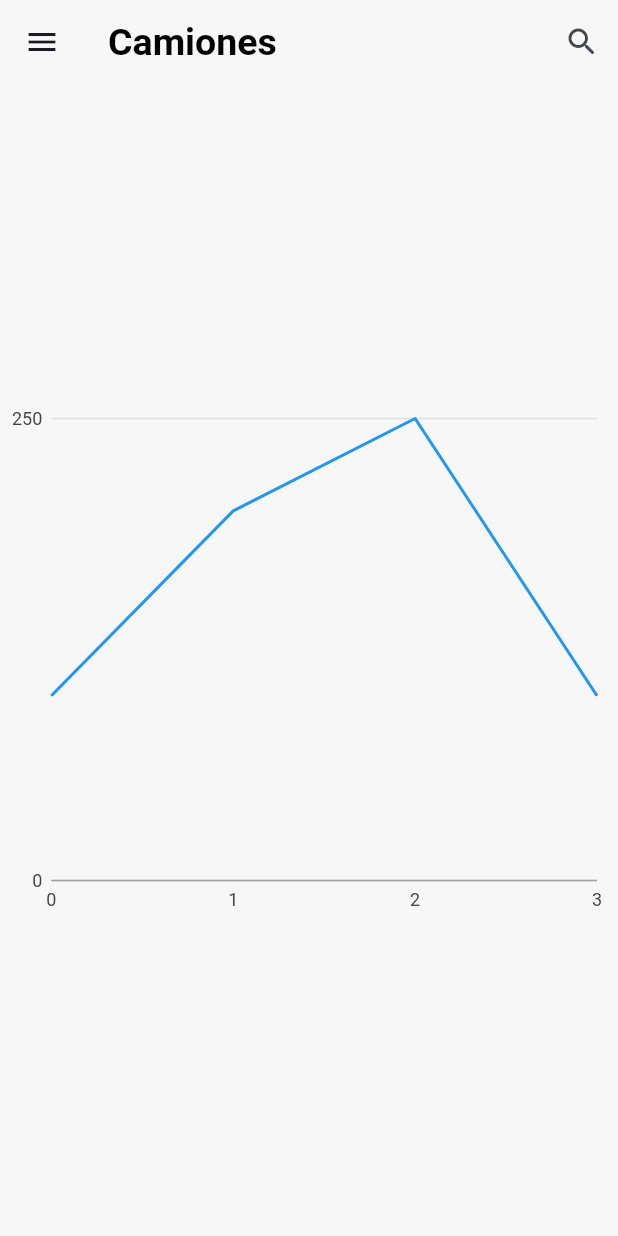
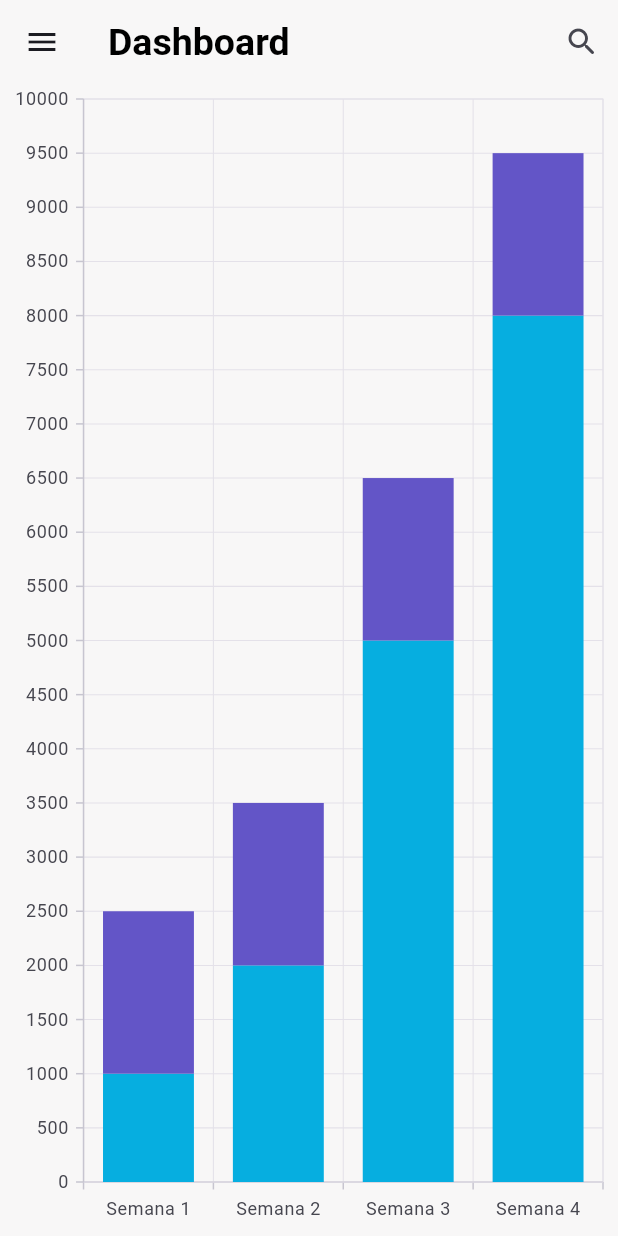
Before and after one commit to Vizcarrita/EcoPetroProyect, a Flutter app: the screen it shows after launch, on a phone screen of 412 x 824 dp. Run offline on Flutter 3.47's test engine with Material 2 defaults, Android fonts, the phone set to English and light mode, and no system bars; our stand-ins replace go_router, google_fonts, syncfusion_flutter_charts.

Commit message:
second commit

```diff
--- a/lib/pages/trucks/presentation/screens/trucks_screen.dart
+++ b/lib/pages/trucks/presentation/screens/trucks_screen.dart
@@ -1,6 +1,7 @@
 import 'package:flutter/material.dart';
 import 'package:example_ecopetro/pages/shared/shared.dart';
-import 'package:charts_flutter/flutter.dart' as charts;
+import 'package:syncfusion_flutter_charts/charts.dart';
+import 'package:intl/intl.dart';
 
 class TrucksScreen extends StatelessWidget {
   const TrucksScreen({super.key});
@@ -9,54 +10,50 @@ class TrucksScreen extends StatelessWidget {
   Widget build(BuildContext context) {
     final scaffoldKey = GlobalKey<ScaffoldState>();
 
-    final data = [
-      Expenses(0, 100.000),
-      Expenses(1, 200.000),
-      Expenses(2, 250.000),
-      Expenses(3, 100.000),
-    ];
-
-    List<charts.Series<Expenses, int>> series = [
-      charts.Series<Expenses, int>(
-        id: 'Gastos',
-        data: data,
-        domainFn: (v, i) => v.day,
-        measureFn: (v, i) => v.expense,
-      )
-    ];
-
     return Scaffold(
       drawer: SideMenu(scaffoldKey: scaffoldKey),
       appBar: AppBar(
-        title: const Text('Camiones'),
+        title: const Text('Dashboard'),
         actions: [
           IconButton(onPressed: () {}, icon: const Icon(Icons.search_rounded))
         ],
       ),
-      body: Center(
-        child: SizedBox(
-          height: 350.0,
-          child: charts.LineChart(series, animate: true),
-        ),
-      ),
+      body: _TrucksView(),
     );
   }
 }
 
-// class _TrucksView extends StatelessWidget {
-//   const _TrucksView();
+class _TrucksView extends StatelessWidget {
+  final List<ChartData> chartData = [
+    ChartData('Semana 1', 1000, 1500),
+    ChartData('Semana 2', 2000, 1500),
+    ChartData('Semana 3', 5000, 1500),
+    ChartData('Semana 4', 8000, 1500),
+  ];
 
-//   @override
-//   Widget build(BuildContext context) {
-//     return Center(
-//       child: SizedBox(height: 350.0, child: charts.LineChart(series)),
-//     );
-//   }
-// }
+  @override
+  Widget build(BuildContext context) {
+    return Center(
+        child: SfCartesianChart(
+      primaryXAxis: CategoryAxis(),
+      primaryYAxis: NumericAxis(edgeLabelPlacement: EdgeLabelPlacement.shift),
+      series: <ChartSeries>[
+        StackedColumnSeries<ChartData, String>(
+            dataSource: chartData,
+            xValueMapper: (ChartData ch, _) => ch.x,
+            yValueMapper: (ChartData ch, _) => ch.y1),
+        StackedColumnSeries<ChartData, String>(
+            dataSource: chartData,
+            xValueMapper: (ChartData ch, _) => ch.x,
+            yValueMapper: (ChartData ch, _) => ch.y2),
+      ],
+    ));
+  }
+}
 
-class Expenses {
-  final int day;
-  final double expense;
-
-  Expenses(this.day, this.expense);
+class ChartData {
+  final String x;
+  final int y1;
+  final int y2;
+  ChartData(this.x, this.y1, this.y2);
 }
--- a/pubspec.yaml
+++ b/pubspec.yaml
@@ -35,6 +35,7 @@ dependencies:
   flutter_riverpod: ^2.3.6
   go_router: ^7.0.0
   google_fonts: ^4.0.4
+  syncfusion_flutter_charts: ^21.2.3
 
 dev_dependencies:
   flutter_lints: ^2.0.0
```
Also changed, not shown: pubspec.lock.
